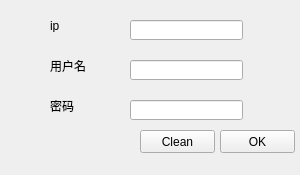
This is signon_ui.ui in wockkkk/chat as Qt 5 draws it before an edit. The edited form follows.
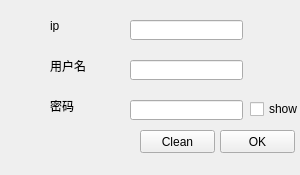
This is the edited form.

What changed in the file:
```diff
--- a/signon_ui.ui
+++ b/signon_ui.ui
@@ -118,6 +118,22 @@
      <string>Clean</string>
     </property>
    </widget>
+   <widget class="QCheckBox" name="checkBox">
+    <property name="geometry">
+     <rect>
+      <x>250</x>
+      <y>100</y>
+      <width>51</width>
+      <height>18</height>
+     </rect>
+    </property>
+    <property name="whatsThis">
+     <string>&lt;html&gt;&lt;head/&gt;&lt;body&gt;&lt;p&gt;&lt;br/&gt;&lt;/p&gt;&lt;/body&gt;&lt;/html&gt;</string>
+    </property>
+    <property name="text">
+     <string>show</string>
+    </property>
+   </widget>
   </widget>
  </widget>
  <resources/>
```
